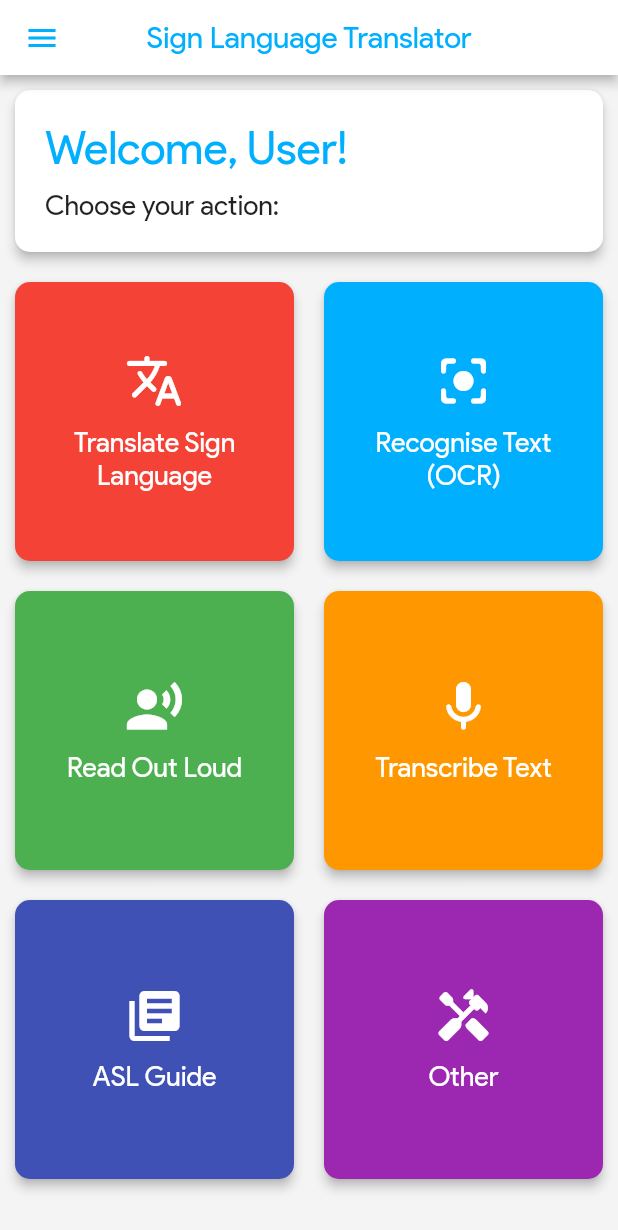
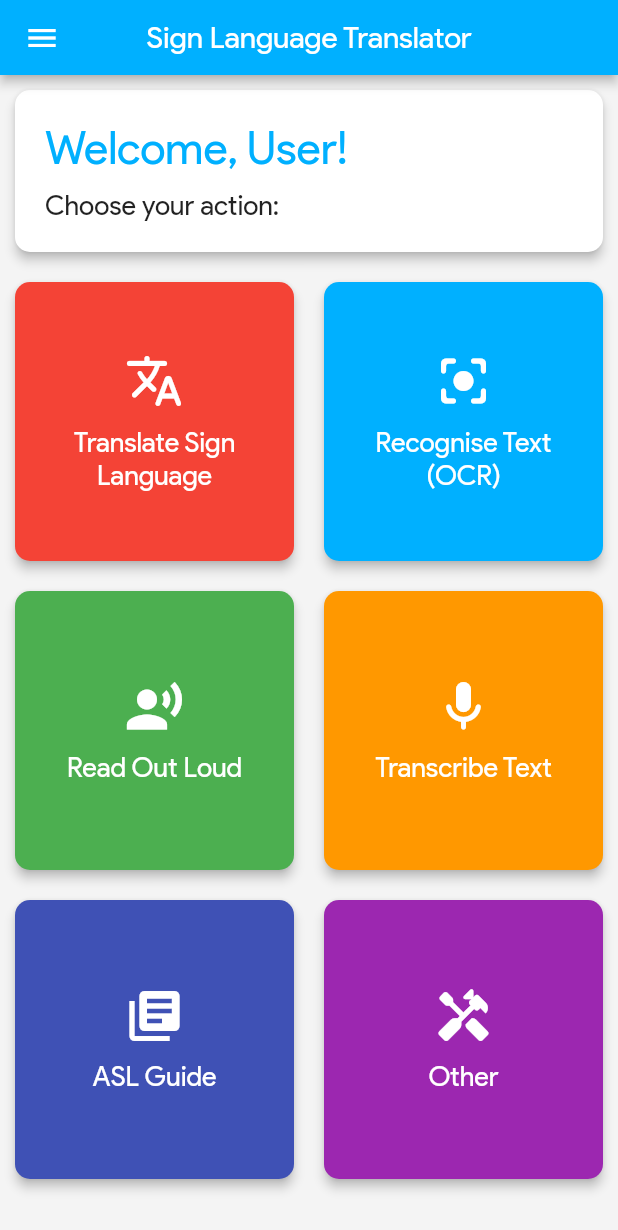
Before and after one commit to Harshit-Sonawala/sign-language-app, a Flutter app: the screen it shows after launch, on a phone screen of 412 x 824 dp. Shown: the top 1230 px of the screen. Run offline on Flutter 3.47's test engine with Material 2 defaults, Android fonts, the phone set to English and light mode, and no system bars; our stand-ins replace camera, image_picker; missing offline and left inert: flutter_mobile_vision_2.

```diff
--- a/lib/home_screen.dart
+++ b/lib/home_screen.dart
@@ -6,6 +6,7 @@ import 'reusableWidgets/main_option_button.dart';
 
 import 'ocr_screen.dart';
 import 'ocr_screen2.dart';
+import 'translate_screen.dart';
 
 class HomeScreen extends StatelessWidget {
   const HomeScreen({Key? key}) : super(key: key);
@@ -21,7 +22,7 @@ class HomeScreen extends StatelessWidget {
         'optionNavigate': () => {
               Navigator.push(
                 context,
-                MaterialPageRoute(builder: (context) => const OcrScreen2()),
+                MaterialPageRoute(builder: (context) => const TranslateScreen()),
               )
             },
       },
--- a/lib/ocr_screen.dart
+++ b/lib/ocr_screen.dart
@@ -198,7 +198,7 @@ class _OcrScreenState extends State<OcrScreen> {
         fps: 2.0,
       );
     } on Exception {
-      texts.add(OcrText('Failed to recognize text.'));
+      texts.add(OcrText('No text recognized.'));
     }
 
     if (!mounted) return;
--- a/lib/reusableWidgets/custom_appbar.dart
+++ b/lib/reusableWidgets/custom_appbar.dart
@@ -1,5 +1,7 @@
 import 'package:flutter/material.dart';
 import 'package:flutter/services.dart';
+
+import 'create_material_color.dart';
 
 class CustomAppBar extends StatelessWidget implements PreferredSizeWidget {
   final String title;
@@ -17,13 +19,13 @@ class CustomAppBar extends StatelessWidget implements PreferredSizeWidget {
     return AppBar(
       centerTitle: true,
       title: Text(title),
-      backgroundColor: Colors.white,
-      foregroundColor: Theme.of(context).primaryColor,
+      backgroundColor: Theme.of(context).primaryColor,
+      foregroundColor: Colors.white,
       elevation: 3.0,
       systemOverlayStyle: const SystemUiOverlayStyle(
-        statusBarColor: Colors.white,
-        statusBarIconBrightness: Brightness.dark, // For Android (dark icons)
-        statusBarBrightness: Brightness.dark, // For iOS (dark icons)
+        statusBarColor: Color(0xFF00A2EA),
+        statusBarIconBrightness: Brightness.light, // For Android (dark icons)
+        statusBarBrightness: Brightness.light, // For iOS (dark icons)
       ),
     );
   }
--- a/pubspec.yaml
+++ b/pubspec.yaml
@@ -1,5 +1,5 @@
 name: sign_language_app
-description: A new Flutter project.
+description: An app to help translate sign language to other languages.
 
 # The following line prevents the package from being accidentally published to
 # pub.dev using `flutter pub publish`. This is preferred for private packages.
@@ -36,6 +36,7 @@ dependencies:
   flutter_mobile_vision_2: ^0.1.13
   google_ml_kit: ^0.7.3
   image_picker: ^0.8.4+6
+  camera: ^0.9.4+14
 
 dev_dependencies:
   flutter_test:
```
Also changed, not shown: lib/translate_screen.dart (added, +26 -0 lines), pubspec.lock.
